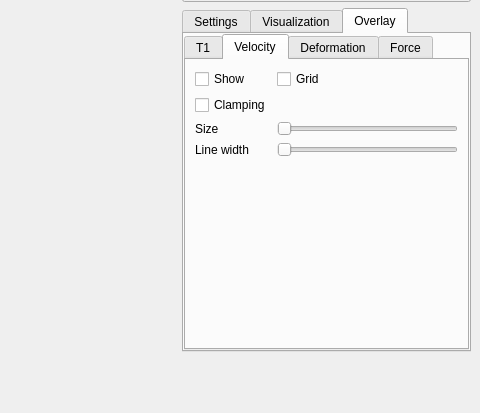
First picture: the form in MainWindow.ui, repository danlipsa/foamvis, before the edit; both pictures show x 563 to 1043 and y 183 to 596 of the 1043 by 596 pixel window.
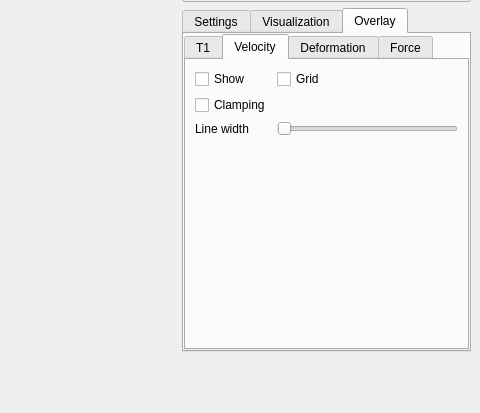
Second picture: the form after the edit. The open tabs and pages were chosen to show the change. Custom widgets are drawn as their Qt base class.

Diff of the .ui file:
```diff
--- a/MainWindow.ui
+++ b/MainWindow.ui
@@ -1958,6 +1958,9 @@
                <string>Velocity</string>
               </attribute>
               <layout class="QFormLayout" name="formLayout_14">
+               <property name="fieldGrowthPolicy">
+                <enum>QFormLayout::AllNonFixedFieldsGrow</enum>
+               </property>
                <item row="0" column="0">
                 <widget class="QCheckBox" name="checkBoxVelocityShown">
                  <property name="text">
@@ -1972,40 +1975,6 @@
                  </property>
                 </widget>
                </item>
-               <item row="2" column="0">
-                <widget class="QLabel" name="label_34">
-                 <property name="text">
-                  <string>Size</string>
-                 </property>
-                </widget>
-               </item>
-               <item row="2" column="1">
-                <widget class="QSlider" name="horizontalSliderVelocitySize">
-                 <property name="minimum">
-                  <number>0</number>
-                 </property>
-                 <property name="orientation">
-                  <enum>Qt::Horizontal</enum>
-                 </property>
-                </widget>
-               </item>
-               <item row="3" column="0">
-                <widget class="QLabel" name="label_33">
-                 <property name="text">
-                  <string>Line width</string>
-                 </property>
-                </widget>
-               </item>
-               <item row="3" column="1">
-                <widget class="QSlider" name="horizontalSliderVelocityLineWidth">
-                 <property name="value">
-                  <number>0</number>
-                 </property>
-                 <property name="orientation">
-                  <enum>Qt::Horizontal</enum>
-                 </property>
-                </widget>
-               </item>
                <item row="1" column="0">
                 <widget class="QCheckBox" name="checkBoxVelocityClampingShown">
                  <property name="text">
@@ -2013,6 +1982,23 @@
                  </property>
                 </widget>
                </item>
+               <item row="2" column="0">
+                <widget class="QLabel" name="label_33">
+                 <property name="text">
+                  <string>Line width</string>
+                 </property>
+                </widget>
+               </item>
+               <item row="2" column="1">
+                <widget class="QSlider" name="horizontalSliderVelocityLineWidth">
+                 <property name="value">
+                  <number>0</number>
+                 </property>
+                 <property name="orientation">
+                  <enum>Qt::Horizontal</enum>
+                 </property>
+                </widget>
+               </item>
               </layout>
              </widget>
              <widget class="QWidget" name="tabDeformation">
```
Left out of the diff: 386 changed lines with no effect on the pictures.
